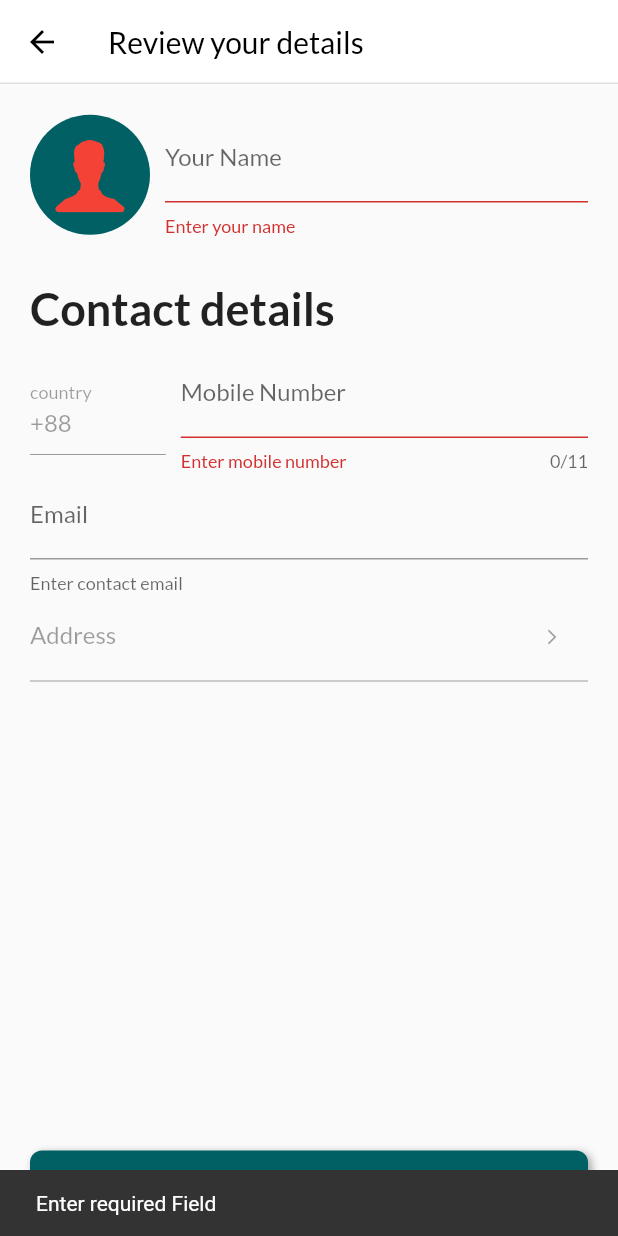
After one commit to Smomi99/kintechai_flutter_app, a Flutter app: the UserReviewScreen screen opened by its route, after a tap on "confirm", on a phone screen of 412 x 824 dp. The commit adds this screen. Run offline on Flutter 3.47's test engine with Material 2 defaults, Android fonts, the phone set to English and light mode, and no system bars; drawn by our look-alikes of flutter_neumorphic; our stand-ins replace animated_text_kit, cloud_firestore, csc_picker, firebase_auth, firebase_core, firebase_storage and 2 more; missing offline and left inert: galleryimage, geocoder_flutter, legacy_progress_dialog; accounts and stored records are empty.

```diff
--- /dev/null
+++ b/lib/forms/user_review_screen.dart
@@ -0,0 +1,329 @@
+import 'package:flutter/cupertino.dart';
+import 'package:flutter/material.dart';
+import 'package:flutter_neumorphic/flutter_neumorphic.dart';
+import 'package:phoneotp/provider/cat_provider.dart';
+import 'package:phoneotp/screens/main_screen.dart';
+import 'package:phoneotp/screens/services/firebase_services.dart';
+import 'package:provider/provider.dart';
+
+class UserReviewScreen extends StatefulWidget {
+  const UserReviewScreen({Key? key}) : super(key: key);
+
+  static const String id = 'user-review-screen';
+
+  @override
+  State<UserReviewScreen> createState() => _UserReviewScreenState();
+}
+
+class _UserReviewScreenState extends State<UserReviewScreen> {
+  final _formkey = GlobalKey<FormState>();
+  FirebaseService _service = FirebaseService();
+  var _nameController = TextEditingController();
+  var _countryCodeController = TextEditingController(text: '+88');
+  var _phoneController = TextEditingController();
+  var _emailController = TextEditingController();
+  var _addressController = TextEditingController();
+
+  @override
+  void didChangeDependencies() {
+    var _provider = Provider.of<CategoryProvider>(context);
+
+    _provider.getUserDetails();
+
+    setState(() {
+      final args = ModalRoute.of(context)!.settings.arguments;
+      if (args != null) {
+        _nameController.text = _provider.userDetails?['name'];
+        _phoneController.text = _provider.userDetails?['mobile'];
+        _emailController.text = _provider.userDetails?['email'];
+        _addressController.text = _provider.userDetails?['address'];
+      }
+    });
+    super.didChangeDependencies();
+  }
+
+  Future<void> updateUser(provider, Map<String, dynamic> data, context) {
+    return _service.users.doc(_service.user?.uid).update(data).then(
+      (value) {
+        saveProductToDb(provider, context);
+      },
+    ).catchError((error) {
+      ScaffoldMessenger.of(context).showSnackBar(
+        SnackBar(
+          content: Text('Failed to update location '),
+        ),
+      );
+    });
+  }
+
+  Future<void> saveProductToDb(CategoryProvider provider, context) {
+    return _service.products
+        .doc(_service.user?.uid)
+        .set(provider.dataToFirestore)
+        .then(
+          (value) {},
+        )
+        .catchError((error) {
+      ScaffoldMessenger.of(context).showSnackBar(
+        SnackBar(
+          content: Text('Failed to update location '),
+        ),
+      );
+    });
+  }
+
+  @override
+  Widget build(BuildContext context) {
+    var _provider = Provider.of<CategoryProvider>(context);
+    bool _loading = false;
+
+    showConfirmDialog() {
+      return showDialog(
+          context: context,
+          builder: (BuildContext context) {
+            return Dialog(
+              child: Padding(
+                padding: const EdgeInsets.all(20.0),
+                child: Column(
+                  mainAxisSize: MainAxisSize.min,
+                  children: [
+                    Text('Are you sure . you want to save below the products'),
+                    SizedBox(
+                      height: 10,
+                    ),
+                    ListTile(
+                      leading:
+                          Image.network(_provider.dataToFirestore['images'][0]),
+                      title: Text(
+                        _provider.dataToFirestore['title'],
+                        maxLines: 1,
+                      ),
+                      subtitle: Text(_provider.dataToFirestore['price']),
+                    ),
+                    SizedBox(
+                      height: 20,
+                    ),
+                    Row(
+                      mainAxisAlignment: MainAxisAlignment.end,
+                      children: [
+                        NeumorphicButton(
+                          onPressed: () {
+                            setState(() {
+                              _loading = false;
+                            });
+                            Navigator.pop(context);
+                          },
+                          style: NeumorphicStyle(
+                            border: NeumorphicBorder(
+                                color: Theme.of(context).primaryColor),
+                            color: Colors.transparent,
+                          ),
+                          child: Text('Cancel'),
+                        ),
+                        NeumorphicButton(
+                          style: NeumorphicStyle(
+                            color: Theme.of(context).primaryColor,
+                          ),
+                          child: Text(
+                            'confirm',
+                            style: TextStyle(color: Colors.white),
+                          ),
+                          onPressed: () {
+                            setState(() {
+                              _loading = true;
+                            });
+                            updateUser(
+                                    _provider,
+                                    {
+                                      'contactDetails': {
+                                        'name': _nameController.text,
+                                        'contactMobile': _phoneController.text,
+                                        'contactEmail': _emailController.text,
+                                      }
+                                    },
+                                    context)
+                                .whenComplete(() {
+                              setState(() {
+                                _loading = false;
+                              });
+                              Navigator.pushReplacementNamed(
+                                  context, MainScreen.id);
+                            });
+                          },
+                        )
+                      ],
+                    ),
+                    SizedBox(
+                      height: 20,
+                    ),
+                    if (_loading)
+                      Center(
+                        child: CircularProgressIndicator(
+                          valueColor: AlwaysStoppedAnimation<Color>(
+                              Theme.of(context).primaryColor),
+                        ),
+                      ),
+                  ],
+                ),
+              ),
+            );
+          });
+    }
+
+    return Scaffold(
+      appBar: AppBar(
+        backgroundColor: Colors.white,
+        iconTheme: IconThemeData(color: Colors.black),
+        elevation: 0.0,
+        title: Text(
+          'Review your details',
+          style: TextStyle(color: Colors.black),
+        ),
+        shape: Border(bottom: BorderSide(color: Colors.grey.shade300)),
+      ),
+      body: Form(
+        key: _formkey,
+        child: SingleChildScrollView(
+          child: Padding(
+            padding: const EdgeInsets.all(20.0),
+            child: Column(
+              crossAxisAlignment: CrossAxisAlignment.start,
+              children: [
+                Row(
+                  children: [
+                    CircleAvatar(
+                      backgroundColor: Theme.of(context).primaryColor,
+                      radius: 40,
+                      child: Icon(
+                        CupertinoIcons.person_alt,
+                        color: Colors.red,
+                        size: 60,
+                      ),
+                    ),
+                    SizedBox(
+                      width: 10,
+                    ),
+                    Expanded(
+                      child: TextFormField(
+                        controller: _nameController,
+                        decoration: InputDecoration(
+                          labelText: 'Your Name',
+                        ),
+                        validator: (value) {
+                          if (value!.isEmpty) {
+                            return 'Enter your name';
+                          } else {
+                            return null;
+                          }
+                        },
+                      ),
+                    ),
+                  ],
+                ),
+                SizedBox(
+                  height: 30,
+                ),
+                Text(
+                  'Contact details',
+                  style: TextStyle(fontSize: 30, fontWeight: FontWeight.bold),
+                ),
+                SizedBox(height: 10),
+                Row(
+                  children: [
+                    Expanded(
+                      flex: 1,
+                      child: TextFormField(
+                        controller: _countryCodeController,
+                        enabled: false,
+                        decoration: InputDecoration(labelText: 'country'),
+                      ),
+                    ),
+                    SizedBox(
+                      width: 10,
+                    ),
+                    Expanded(
+                      flex: 3,
+                      child: TextFormField(
+                        controller: _phoneController,
+                        keyboardType: TextInputType.number,
+                        decoration: InputDecoration(
+                            labelText: 'Mobile Number',
+                            helperText: 'Enter your contact number'),
+                        maxLength: 11,
+                        validator: (value) {
+                          if (value!.isEmpty) {
+                            return 'Enter mobile number';
+                          } else {
+                            return null;
+                          }
+                        },
+                      ),
+                    ),
+                  ],
+                ),
+                TextFormField(
+                  controller: _emailController,
+                  decoration: InputDecoration(
+                      labelText: 'Email', helperText: 'Enter contact email'),
+                ),
+                TextFormField(
+                  enabled: false,
+                  controller: _addressController,
+                  maxLines: 1,
+                  maxLength: 4,
+                  decoration: InputDecoration(
+                    labelText: 'Address',
+                    helperText: 'contact address',
+                    suffixIcon: Icon(
+                      Icons.arrow_forward_ios,
+                      size: 12,
+                    ),
+                  ),
+                ),
+              ],
+            ),
+          ),
+        ),
+      ),
+      bottomSheet: Padding(
+        padding: const EdgeInsets.all(20.0),
+        child: Row(
+          children: [
+            Expanded(
+              child: NeumorphicButton(
+                style: NeumorphicStyle(color: Theme.of(context).primaryColor),
+                child: Text(
+                  'confirm',
+                  textAlign: TextAlign.center,
+                  style: TextStyle(
+                      color: Colors.white, fontWeight: FontWeight.bold),
+                ),
+                onPressed: () {
+                  if (_formkey.currentState!.validate()) {
+                    setState(() {
+                      _loading = true;
+                      showConfirmDialog();
+                    });
+
+                    // updateUser(
+                    //     _provider,
+                    //     {
+                    //       'contactDetails': {
+                    //         'name': _nameController.text,
+                    //         'contactMobile': _phoneController.text,
+                    //         'contactEmail': _emailController.text,
+                    //       }
+                    //     },
+                    //     context);
+                  }
+                  ScaffoldMessenger.of(context).showSnackBar(
+                      const SnackBar(content: Text('Enter required Field')));
+                },
+              ),
+            ),
+          ],
+        ),
+      ),
+    );
+  }
+}
--- a/lib/main.dart
+++ b/lib/main.dart
@@ -1,6 +1,7 @@
 import 'package:firebase_core/firebase_core.dart';
 import 'package:flutter/material.dart';
 import 'package:phoneotp/forms/seller_car_form.dart';
+import 'package:phoneotp/forms/user_review_screen.dart';
 import 'package:phoneotp/provider/cat_provider.dart';
 import 'package:phoneotp/screens/categories/category_list.dart';
 import 'package:phoneotp/screens/categories/subcat_screen.dart';
@@ -48,6 +49,7 @@ class MyApp extends StatelessWidget {
         SellerSubCatList.id: (context) => SellerSubCatList(),
         SellerCategory.id: (context) => SellerCategory(),
         SellerCarForm.id: (context) => SellerCarForm(),
+        UserReviewScreen.id: (context) => UserReviewScreen(),
       },
     );
   }
--- a/lib/provider/cat_provider.dart
+++ b/lib/provider/cat_provider.dart
@@ -1,12 +1,23 @@
 import 'package:cloud_firestore/cloud_firestore.dart';
 import 'package:flutter/cupertino.dart';
+import 'package:phoneotp/screens/services/firebase_services.dart';
 
 class CategoryProvider with ChangeNotifier {
-  late DocumentSnapshot doc;
-  late String selectedCategory;
+  final FirebaseService _service = FirebaseService();
+   DocumentSnapshot? doc;
+   DocumentSnapshot? userDetails;
+   String? selectedCategory;
+  String? selectedSubCat;
+  List<String> urlList = [];
+  Map<String, dynamic> dataToFirestore = {};
 
   getCategory(selectedCat) {
     this.selectedCategory = selectedCat;
+
+    notifyListeners();
+  }
+  getSubCategory(selectedsubCat) {
+    selectedSubCat = selectedsubCat;
 
     notifyListeners();
   }
@@ -15,4 +26,26 @@ class CategoryProvider with ChangeNotifier {
     this.doc = snapshot;
     notifyListeners();
   }
+
+  getImages(url) {
+    this.urlList.add(url);
+    notifyListeners();
+  }
+
+  getData(data) {
+    this.dataToFirestore = data;
+    notifyListeners();
+  }
+
+  getUserDetails() {
+    _service.getUserData().then((value) {
+      this.userDetails = value;
+      notifyListeners();
+    });
+  }
+
+  // void getImage() {
+  //   this.urlList.add(url);
+  //   notifyListeners();
+  // }
 }
--- a/lib/screens/location_screen.dart
+++ b/lib/screens/location_screen.dart
@@ -6,6 +6,7 @@ import 'package:flutter/material.dart';
 import 'package:geocoder_flutter/geocoder.dart';
 import 'package:legacy_progress_dialog/legacy_progress_dialog.dart';
 import 'package:location/location.dart';
+import 'package:phoneotp/screens/home_page_screen.dart';
 import 'package:phoneotp/screens/login_screen.dart';
 import 'package:phoneotp/screens/main_screen.dart';
 import 'package:phoneotp/screens/services/firebase_services.dart';
@@ -175,7 +176,8 @@ class _LocationScreenState extends State<LocationScreen> {
                               'address': _address
                             }, context).then((value) {
                               progressDialog.dismiss();
-                              Navigator.pushNamed(context, MainScreen.id);
+                              return Navigator.pushNamed(
+                                  context, MainScreen.id);
                             });
                           }
                         });
--- a/lib/screens/services/firebase_services.dart
+++ b/lib/screens/services/firebase_services.dart
@@ -11,6 +11,8 @@ class FirebaseService {
   CollectionReference users = FirebaseFirestore.instance.collection('users');
   CollectionReference categories =
       FirebaseFirestore.instance.collection('categories');
+  CollectionReference products =
+      FirebaseFirestore.instance.collection('products');
 
   Future<void> updateUser(Map<String, dynamic> data, context) {
     return users.doc(user?.uid).update(data).then(
--- a/lib/screens/services/phone_auth_service.dart
+++ b/lib/screens/services/phone_auth_service.dart
@@ -24,6 +24,8 @@ class PhoneAuthService {
         'uid': uid,
         'mobile': phoneNumber,
         'email': user?.email,
+        'name': null,
+        'address': null
       }).then((value) {
         Navigator.pushReplacementNamed(context, LocationScreen.id);
       }).catchError((error) => print("Failed to add user: $error"));
--- a/pubspec.yaml
+++ b/pubspec.yaml
@@ -14,8 +14,6 @@ environment:
 dependencies:
   flutter:
     sdk: flutter
-
-
 
   cupertino_icons: ^1.0.2
   firebase_core: ^1.16.0
```
Also changed, not shown: lib/forms/seller_car_form.dart (+136 -30 lines), lib/widget/imagePicker_widget.dart (+45 -33 lines).
